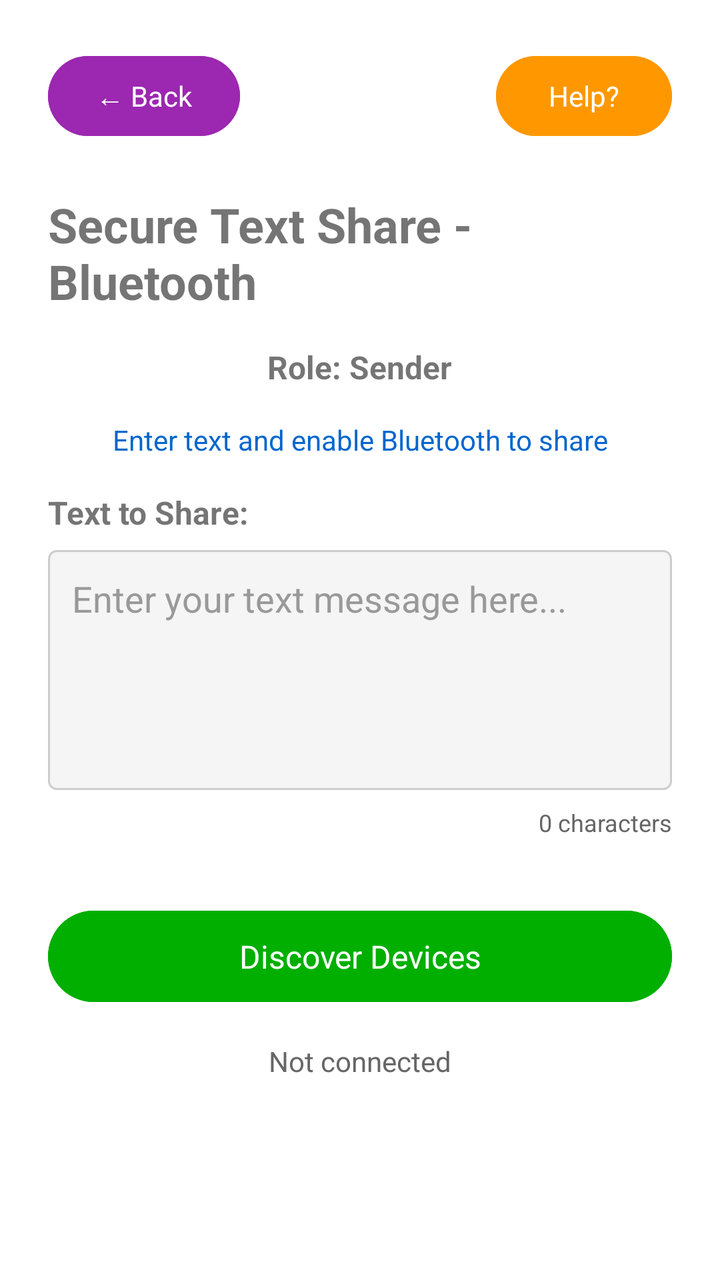
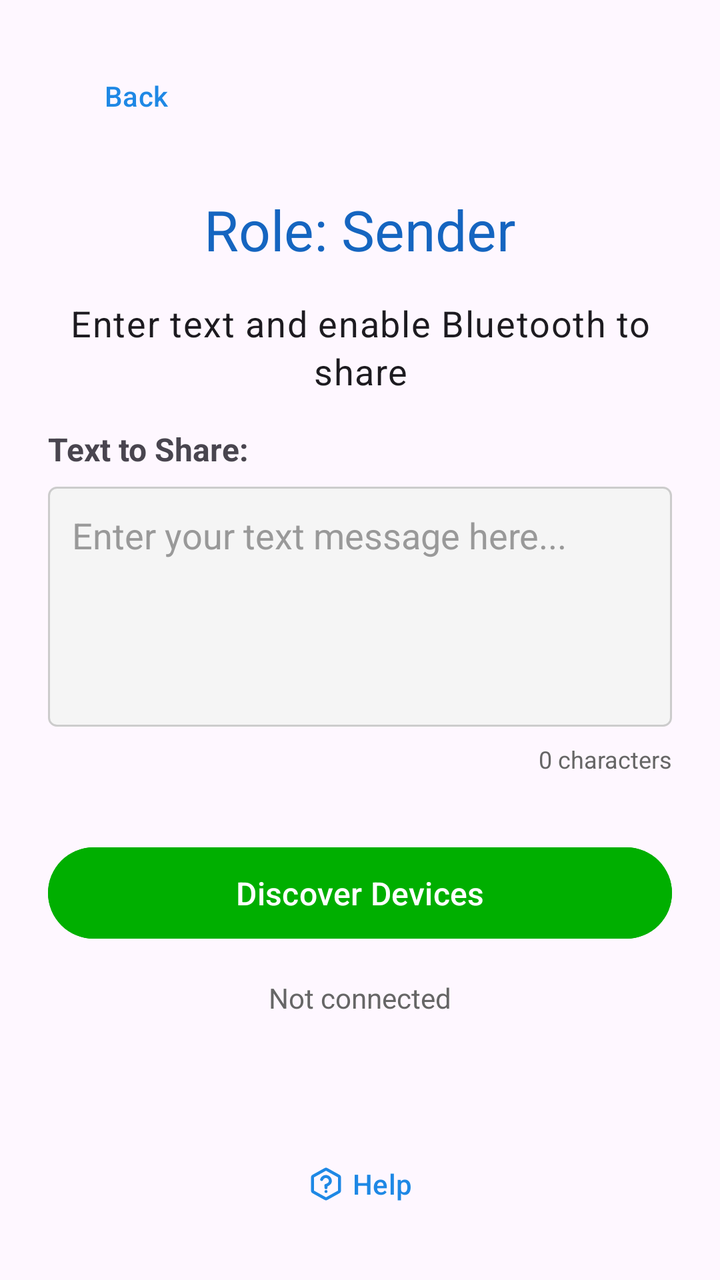

The first picture is an Android layout as it rendered before a commit; the second is the same layout after the commit. The layout source and the unified diff follow.
<!-- AndroidManifest.xml: application theme Theme.PQrypt -->
<!-- res/layout/activity_secure_share_bluetooth_text.xml -->
<?xml version="1.0" encoding="utf-8"?>
<ScrollView
    xmlns:android="http://schemas.android.com/apk/res/android"
    xmlns:app="http://schemas.android.com/apk/res-auto"
    xmlns:tools="http://schemas.android.com/tools"
    android:layout_width="match_parent"
    android:layout_height="match_parent"
    android:fillViewport="true"
    tools:context=".SecureShareBluetoothTextActivity">

    <LinearLayout
        android:layout_width="match_parent"
        android:layout_height="wrap_content"
        android:orientation="vertical"
        android:padding="24dp">

        
        <LinearLayout
            android:layout_width="match_parent"
            android:layout_height="wrap_content"
            android:orientation="horizontal"
            android:gravity="center_vertical"
            android:layout_marginBottom="24dp">

            <Button
                android:id="@+id/btn_back"
                style="@style/Widget.Material3.Button"
                android:layout_width="wrap_content"
                android:layout_height="wrap_content"
                android:backgroundTint="#9C27B0"
                android:text="← Back"
                android:textColor="@android:color/white"
            android:textSize="14sp" />

            <View
                android:layout_width="0dp"
                android:layout_height="1dp"
                android:layout_weight="1" />

            <Button
                android:id="@+id/btn_help"
                style="@style/Widget.Material3.Button"
                android:layout_width="wrap_content"
                android:layout_height="wrap_content"
                android:backgroundTint="#FF9800"
                android:text="Help?"
                android:textColor="@android:color/white"
            android:textSize="14sp" />
        </LinearLayout>

        <TextView
            android:layout_width="wrap_content"
            android:layout_height="wrap_content"
            android:text="Secure Text Share - Bluetooth"
            android:textSize="24sp"
            android:textStyle="bold"
            android:layout_marginBottom="16dp"
            android:layout_gravity="center_horizontal" />

        <TextView
            android:id="@+id/tv_role"
            android:layout_width="wrap_content"
            android:layout_height="wrap_content"
            android:text="Role: Sender"
            android:textSize="16sp"
            android:textStyle="bold"
            android:layout_marginBottom="16dp"
            android:layout_gravity="center_horizontal" />

        <TextView
            android:id="@+id/tv_status"
            android:layout_width="match_parent"
            android:layout_height="wrap_content"
            android:text="Enter text and enable Bluetooth to share"
            android:textSize="14sp"
            android:textColor="#0066cc"
            android:layout_marginBottom="16dp"
            android:gravity="center" />

        
        <LinearLayout
            android:id="@+id/ll_text_input"
            android:layout_width="match_parent"
            android:layout_height="wrap_content"
            android:orientation="vertical"
            android:layout_marginBottom="16dp"
            android:visibility="visible">

            <TextView
                android:layout_width="wrap_content"
                android:layout_height="wrap_content"
                android:text="Text to Share:"
                android:textSize="16sp"
                android:textStyle="bold"
                android:layout_marginBottom="8dp" />

            <EditText
                android:id="@+id/et_text_input"
                android:layout_width="match_parent"
                android:layout_height="120dp"
                android:hint="Enter your text message here..."
                android:gravity="top|start"
                android:inputType="textMultiLine"
                android:padding="12dp"
                android:background="@drawable/edittext_border"
                android:textColor="@android:color/black"
                android:textColorHint="#999999"
                android:layout_marginBottom="8dp" />

            <TextView
                android:id="@+id/tv_char_count"
                android:layout_width="match_parent"
                android:layout_height="wrap_content"
                android:text="0 characters"
                android:textSize="12sp"
                android:textColor="#666666"
                android:gravity="end"
                android:layout_marginBottom="16dp" />
        </LinearLayout>

        
        <LinearLayout
            android:id="@+id/ll_text_display"
            android:layout_width="match_parent"
            android:layout_height="wrap_content"
            android:orientation="vertical"
            android:layout_marginBottom="16dp"
            android:visibility="gone">

            <TextView
                android:layout_width="wrap_content"
                android:layout_height="wrap_content"
                android:text="Received Text:"
                android:textSize="16sp"
                android:textStyle="bold"
                android:layout_marginBottom="8dp" />

            <TextView
                android:id="@+id/tv_received_text"
                android:layout_width="match_parent"
                android:layout_height="120dp"
                android:text="Decrypted text will appear here after successful transfer"
                android:textSize="14sp"
                android:textColor="@android:color/black"
                android:padding="12dp"
                android:background="@drawable/edittext_border"
                android:layout_marginBottom="16dp" />
        </LinearLayout>

        
        <Button
            android:id="@+id/btn_discover_connect"
            android:layout_width="match_parent"
            android:layout_height="wrap_content"
            android:text="Discover Devices"
            android:textSize="16sp"
            android:padding="12dp"
            android:layout_marginBottom="16dp"
            android:enabled="false"
            style="@style/Widget.Material3.Button"
            android:backgroundTint="#00AF00"
            android:textColor="@android:color/white" />



        
        <TextView
            android:id="@+id/tv_connection_status"
            android:layout_width="match_parent"
            android:layout_height="wrap_content"
            android:text="Not connected"
            android:textSize="14sp"
            android:textColor="#666666"
            android:layout_marginBottom="16dp"
            android:gravity="center" />

        
        <LinearLayout
            android:id="@+id/ll_progress"
            android:layout_width="match_parent"
            android:layout_height="wrap_content"
            android:orientation="vertical"
            android:layout_marginBottom="16dp"
            android:visibility="gone">

            <TextView
                android:id="@+id/tv_progress_title"
                android:layout_width="match_parent"
                android:layout_height="wrap_content"
                android:text="Transfer Progress"
                android:textSize="16sp"
                android:textStyle="bold"
                android:layout_marginBottom="8dp"
                android:gravity="center" />

            <ProgressBar
                android:id="@+id/progress_bar"
                style="?android:attr/progressBarStyleHorizontal"
                android:layout_width="match_parent"
                android:layout_height="wrap_content"
                android:layout_marginBottom="8dp"
                android:max="100"
                android:progress="0" />

            <TextView
                android:id="@+id/tv_progress_text"
                android:layout_width="match_parent"
                android:layout_height="wrap_content"
                android:text="0%"
                android:textSize="12sp"
                android:textColor="#666666"
                android:gravity="center" />
        </LinearLayout>

        
        <androidx.recyclerview.widget.RecyclerView
            android:id="@+id/rv_devices"
            android:layout_width="match_parent"
            android:layout_height="200dp"
            android:layout_marginBottom="16dp"
            android:visibility="gone" />


    </LinearLayout>
</ScrollView>
<!-- resources referenced by this layout -->
<resources>
  <!-- drawable edittext_border (drawable) -->
  <?xml version="1.0" encoding="utf-8"?>
  <shape xmlns:android="http://schemas.android.com/apk/res/android"
      android:shape="rectangle">
      
      <solid android:color="#F5F5F5" />
      
      <stroke
          android:width="1dp"
          android:color="#CCCCCC" />
      
      <corners android:radius="4dp" />
      
      <padding
          android:left="8dp"
          android:top="8dp"
          android:right="8dp"
          android:bottom="8dp" />
      
  </shape>
  <style name="Theme.PQrypt" parent="Theme.MaterialComponents.DayNight.NoActionBar">
          
          <item name="colorPrimary">@color/blue_primary</item>
          <item name="colorPrimaryVariant">@color/blue_primary_dark</item>
          <item name="colorOnPrimary">@color/white</item>
          
          <item name="colorSecondary">@color/teal_200</item>
          <item name="colorSecondaryVariant">@color/teal_700</item>
          <item name="colorOnSecondary">@color/black</item>
          
          <item name="android:statusBarColor">@android:color/transparent</item>
          <item name="android:windowLightStatusBar">true</item>
          
      </style>
  <color name="blue_primary">#1E88E5</color>
  <color name="blue_primary_dark">#1565C0</color>
  <color name="white">#FFFFFFFF</color>
  <color name="teal_200">#FF03DAC5</color>
  <color name="teal_700">#FF018786</color>
  <color name="black">#FF000000</color>
</resources>

<!-- the commit's change to res/layout/activity_secure_share_bluetooth_text.xml (unified diff, before → after) -->
@@ -10,9 +10,10 @@
 
     <LinearLayout
         android:layout_width="match_parent"
-        android:layout_height="wrap_content"
+        android:layout_height="match_parent"
         android:orientation="vertical"
-        android:padding="24dp">
+        android:padding="24dp"
+        android:gravity="center_horizontal">
 
         
         <LinearLayout
@@ -22,30 +23,12 @@
             android:gravity="center_vertical"
             android:layout_marginBottom="24dp">
 
-            <Button
+            <com.google.android.material.button.MaterialButton
                 android:id="@+id/btn_back"
-                style="@style/Widget.Material3.Button"
+                style="@style/Widget.Material3.Button.TextButton"
                 android:layout_width="wrap_content"
                 android:layout_height="wrap_content"
-                android:backgroundTint="#9C27B0"
-                android:text="← Back"
-                android:textColor="@android:color/white"
-            android:textSize="14sp" />
-
-            <View
-                android:layout_width="0dp"
-                android:layout_height="1dp"
-                android:layout_weight="1" />
-
-            <Button
-                android:id="@+id/btn_help"
-                style="@style/Widget.Material3.Button"
-                android:layout_width="wrap_content"
-                android:layout_height="wrap_content"
-                android:backgroundTint="#FF9800"
-                android:text="Help?"
-                android:textColor="@android:color/white"
-            android:textSize="14sp" />
+                android:text="Back" />
         </LinearLayout>
 
         <TextView
@@ -55,15 +38,15 @@
             android:textSize="24sp"
             android:textStyle="bold"
             android:layout_marginBottom="16dp"
-            android:layout_gravity="center_horizontal" />
+            android:layout_gravity="center_horizontal"
+            android:visibility="gone" />
 
         <TextView
             android:id="@+id/tv_role"
             android:layout_width="wrap_content"
             android:layout_height="wrap_content"
             android:text="Role: Sender"
-            android:textSize="16sp"
-            android:textStyle="bold"
+            android:textAppearance="@style/TextAppearance.PQrypt.Headline"
             android:layout_marginBottom="16dp"
             android:layout_gravity="center_horizontal" />
 
@@ -72,8 +55,7 @@
             android:layout_width="match_parent"
             android:layout_height="wrap_content"
             android:text="Enter text and enable Bluetooth to share"
-            android:textSize="14sp"
-            android:textColor="#0066cc"
+            android:textAppearance="@style/TextAppearance.PQrypt.Body"
             android:layout_marginBottom="16dp"
             android:gravity="center" />
 
@@ -220,6 +202,21 @@
             android:layout_marginBottom="16dp"
             android:visibility="gone" />
 
+        <Space
+            android:layout_width="match_parent"
+            android:layout_height="0dp"
+            android:layout_weight="1" />
+
+        <com.google.android.material.button.MaterialButton
+            android:id="@+id/btn_help"
+            style="@style/Widget.Material3.Button.TextButton"
+            android:layout_width="wrap_content"
+            android:layout_height="wrap_content"
+            android:layout_gravity="center_horizontal"
+            android:text="Help"
+            app:icon="@drawable/ic_help"
+            app:iconGravity="textStart" />
+
 
     </LinearLayout>
 </ScrollView>
<!-- resource entries referenced after the edit -->
@@ -20,7 +20,36 @@
           android:bottom="8dp" />
       
   </shape>
-  <style name="Theme.PQrypt" parent="Theme.MaterialComponents.DayNight.NoActionBar">
+  <!-- drawable ic_help (drawable) -->
+  <vector xmlns:android="http://schemas.android.com/apk/res/android"
+      android:width="800dp"
+      android:height="800dp"
+      android:viewportWidth="24"
+      android:viewportHeight="24">
+    <path
+        android:pathData="M9.09,9C9.325,8.332 9.789,7.768 10.4,7.409C11.011,7.05 11.729,6.919 12.427,7.039C13.125,7.159 13.759,7.522 14.215,8.064C14.671,8.606 14.921,9.292 14.92,10C14.92,12 11.92,13 11.92,13M12,17H12.01M3,7.942V16.059C3,16.401 3,16.573 3.05,16.725C3.095,16.861 3.168,16.985 3.265,17.089C3.374,17.208 3.523,17.291 3.823,17.457L11.223,21.568C11.507,21.726 11.648,21.805 11.799,21.836C11.932,21.863 12.068,21.863 12.201,21.836C12.352,21.805 12.493,21.726 12.777,21.568L20.177,17.457C20.477,17.291 20.626,17.208 20.735,17.089C20.832,16.985 20.905,16.861 20.949,16.725C21,16.573 21,16.401 21,16.059V7.942C21,7.599 21,7.428 20.949,7.275C20.905,7.14 20.832,7.016 20.735,6.911C20.626,6.792 20.477,6.709 20.177,6.543L12.777,2.432C12.493,2.274 12.352,2.195 12.201,2.165C12.068,2.137 11.932,2.137 11.799,2.165C11.648,2.195 11.507,2.274 11.223,2.432L3.823,6.543C3.523,6.709 3.374,6.792 3.265,6.911C3.168,7.016 3.095,7.14 3.05,7.275C3,7.428 3,7.599 3,7.942Z"
+        android:strokeLineJoin="round"
+        android:strokeWidth="2"
+        android:fillColor="#00000000"
+        android:strokeColor="#000000"
+        android:strokeLineCap="round"/>
+    <path
+        android:pathData="M12,13L12,14.5"
+        android:strokeWidth="2"
+        android:fillColor="#00000000"
+        android:strokeColor="#000000"
+        android:strokeLineCap="round"/>
+  </vector>
+  <style name="TextAppearance.PQrypt.Body" parent="TextAppearance.Material3.BodyLarge">
+          <item name="android:fontFamily">sans-serif</item>
+          <item name="android:textSize">18sp</item>
+      </style>
+  <style name="TextAppearance.PQrypt.Headline" parent="TextAppearance.Material3.HeadlineLarge">
+          <item name="android:fontFamily">sans-serif-medium</item>
+          <item name="android:textSize">28sp</item>
+          <item name="android:textColor">@color/blue_primary_dark</item>
+      </style>
+  <style name="Theme.PQrypt" parent="Theme.Material3.DayNight.NoActionBar">
           
           <item name="colorPrimary">@color/blue_primary</item>
           <item name="colorPrimaryVariant">@color/blue_primary_dark</item>
